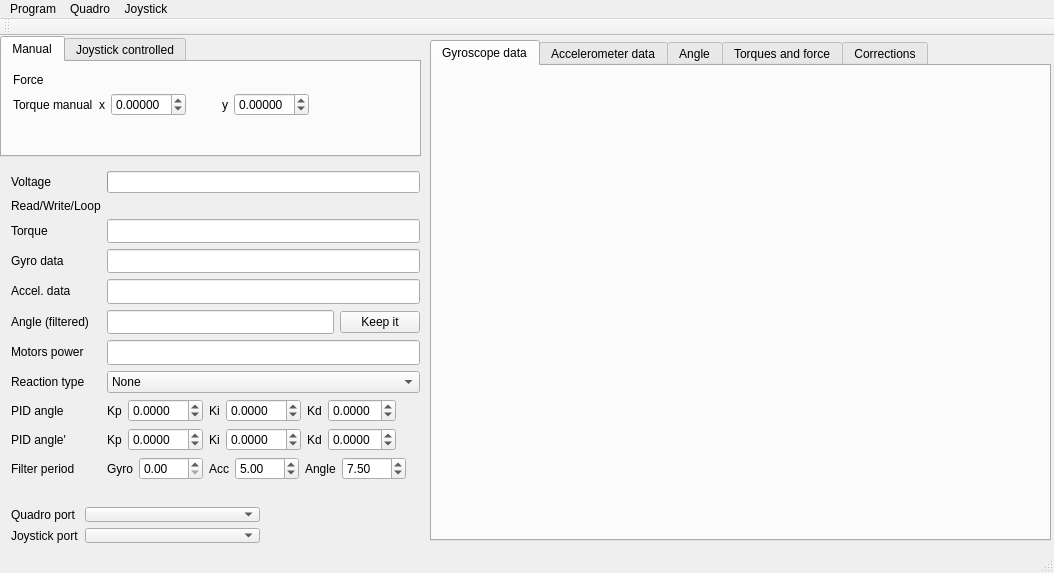
Old version of the form control/qt/quadro.ui in the repository it-workshop/Quadrocopter.
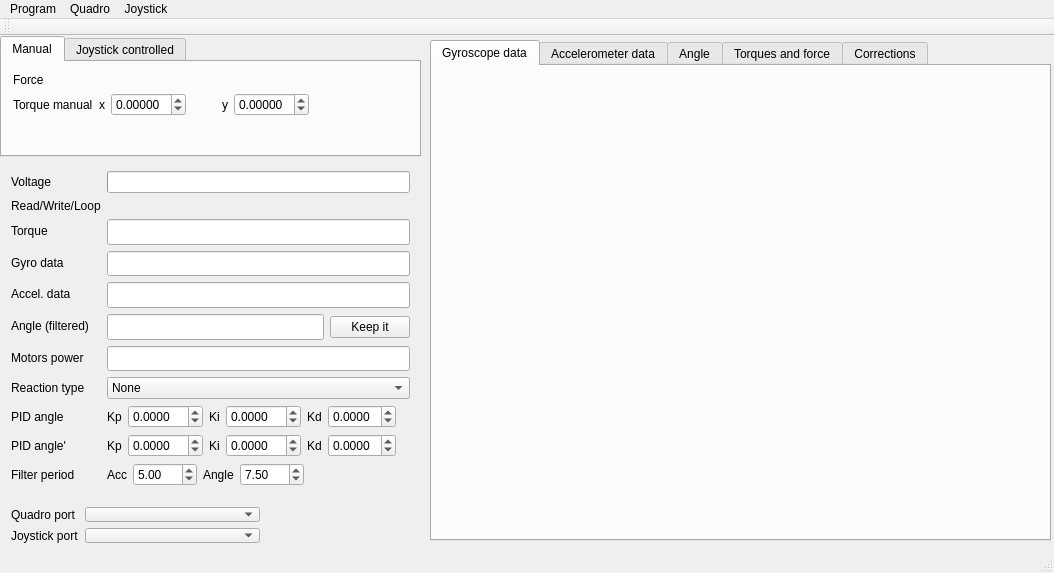
New version of the form. Custom widgets are drawn as their Qt base class.

Patch:
```diff
--- a/control/qt/quadro.ui
+++ b/control/qt/quadro.ui
@@ -313,8 +313,8 @@
      <rect>
       <x>0</x>
       <y>124</y>
-      <width>431</width>
-      <height>331</height>
+      <width>421</width>
+      <height>337</height>
      </rect>
     </property>
     <layout class="QFormLayout" name="formLayout_2">
@@ -762,50 +762,6 @@
        <property name="sizeConstraint">
         <enum>QLayout::SetMinimumSize</enum>
        </property>
-       <item>
-        <widget class="QLabel" name="labe_gyroscope_period">
-         <property name="sizePolicy">
-          <sizepolicy hsizetype="Fixed" vsizetype="Preferred">
-           <horstretch>0</horstretch>
-           <verstretch>0</verstretch>
-          </sizepolicy>
-         </property>
-         <property name="text">
-          <string>Gyro</string>
-         </property>
-        </widget>
-       </item>
-       <item>
-        <widget class="QDoubleSpinBox" name="gyroscope_period">
-         <property name="sizePolicy">
-          <sizepolicy hsizetype="Fixed" vsizetype="Fixed">
-           <horstretch>0</horstretch>
-           <verstretch>0</verstretch>
-          </sizepolicy>
-         </property>
-         <property name="frame">
-          <bool>true</bool>
-         </property>
-         <property name="suffix">
-          <string/>
-         </property>
-         <property name="decimals">
-          <number>2</number>
-         </property>
-         <property name="minimum">
-          <double>0.000000000000000</double>
-         </property>
-         <property name="maximum">
-          <double>100.000000000000000</double>
-         </property>
-         <property name="singleStep">
-          <double>0.500000000000000</double>
-         </property>
-         <property name="value">
-          <double>0.000000000000000</double>
-         </property>
-        </widget>
-       </item>
        <item>
         <widget class="QLabel" name="label_accel_period">
          <property name="sizePolicy">
```
